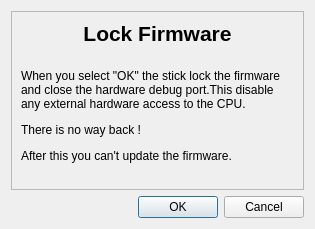
The window that ui/stick20lockfirmwaredialog.ui (Nitrokey/nitrokey-app) describes before a commit, drawn with Qt 5.
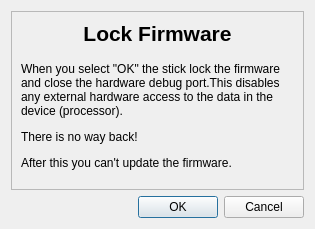
The same window after the commit. Icons and pictures are not drawn.

What changed in the file:
```diff
--- a/ui/stick20lockfirmwaredialog.ui
+++ b/ui/stick20lockfirmwaredialog.ui
@@ -62,7 +62,7 @@
          </sizepolicy>
         </property>
         <property name="text">
-         <string>&lt;html&gt;&lt;head/&gt;&lt;body&gt;&lt;p&gt;When you select &amp;quot;OK&amp;quot; the stick lock the firmware and close the hardware debug port.This disable any external hardware access to the CPU.&lt;/p&gt;&lt;p&gt;There is no way back ! &lt;/p&gt;&lt;p&gt;After this you can't update the firmware.&lt;/p&gt;&lt;/body&gt;&lt;/html&gt;</string>
+         <string>&lt;html&gt;&lt;head/&gt;&lt;body&gt;&lt;p&gt;When you select &amp;quot;OK&amp;quot; the stick lock the firmware and close the hardware debug port.This disables any external hardware access to the data in the device (processor).&lt;/p&gt;&lt;p&gt;There is no way back! &lt;/p&gt;&lt;p&gt;After this you can&apos;t update the firmware.&lt;/p&gt;&lt;/body&gt;&lt;/html&gt;</string>
         </property>
         <property name="wordWrap">
          <bool>true</bool>
```
